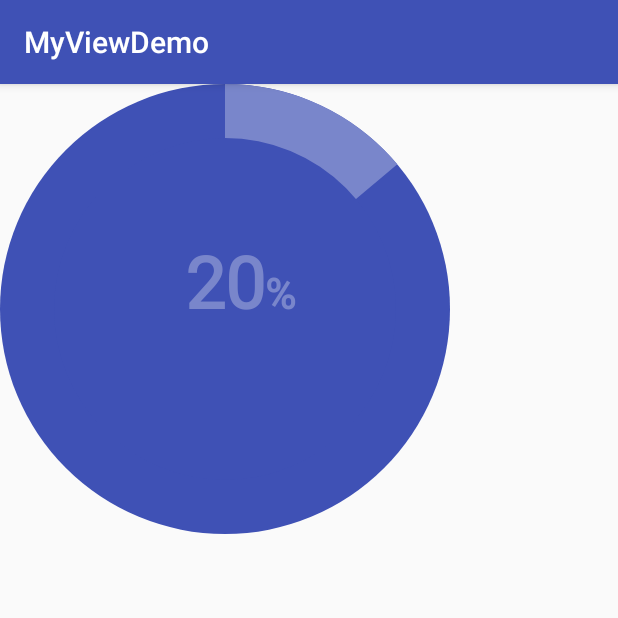
After one commit to benntqoo/WCY-View, an Android app: the CircleDashBoardActivity screen opened directly, with no data from a screen before it, on a phone screen of 412 x 824 dp, the top half of it. The commit adds this screen. Run offline under Robolectric (Android 15) with nearby library versions, the phone set to English and light mode, and no system bars.

```diff
--- a/app/src/main/AndroidManifest.xml
+++ b/app/src/main/AndroidManifest.xml
@@ -17,6 +17,8 @@
         </activity>
         <activity android:name=".Activity.DashboardActivity">
         </activity>
+        <activity android:name=".Activity.CircleDashBoardActivity">
+        </activity>
     </application>
 
 </manifest>
--- /dev/null
+++ b/app/src/main/java/com/jrtou/myviewdemo/myviewdemo/Activity/CircleDashBoardActivity.java
@@ -0,0 +1,15 @@
+package com.jrtou.myviewdemo.myviewdemo.Activity;
+
+import android.os.Bundle;
+import android.support.v7.app.AppCompatActivity;
+
+import com.jrtou.myviewdemo.myviewdemo.R;
+
+public class CircleDashBoardActivity extends AppCompatActivity {
+
+    @Override
+    protected void onCreate(Bundle savedInstanceState) {
+        super.onCreate(savedInstanceState);
+        setContentView(R.layout.activity_circle_dash_board);
+    }
+}
--- a/app/src/main/java/com/jrtou/myviewdemo/myviewdemo/Activity/DashboardActivity.java
+++ b/app/src/main/java/com/jrtou/myviewdemo/myviewdemo/Activity/DashboardActivity.java
@@ -7,7 +7,7 @@ import android.widget.SeekBar;
 import android.widget.Switch;
 
 import com.jrtou.myviewdemo.myviewdemo.R;
-import com.jrtou.myviewdemo.myviewdemo.view.DashboardView;
+import com.jrtou.myviewdemo.wcylibrary.View.Dashboard;
 
 public class DashboardActivity extends AppCompatActivity {
 
@@ -16,7 +16,7 @@ public class DashboardActivity extends AppCompatActivity {
         super.onCreate(savedInstanceState);
         setContentView(R.layout.activity_dashboard);
 
-        final DashboardView mD = (DashboardView) findViewById(R.id.dashboardView);
+        final Dashboard mD = (Dashboard) findViewById(R.id.dashboardView);
         SeekBar mSeekBar = (SeekBar) findViewById(R.id.sss);
         mSeekBar.setOnSeekBarChangeListener(new SeekBar.OnSeekBarChangeListener() {
             @Override
--- a/app/src/main/java/com/jrtou/myviewdemo/myviewdemo/MainActivity.java
+++ b/app/src/main/java/com/jrtou/myviewdemo/myviewdemo/MainActivity.java
@@ -8,6 +8,7 @@ import android.widget.AdapterView;
 import android.widget.ArrayAdapter;
 import android.widget.ListView;
 
+import com.jrtou.myviewdemo.myviewdemo.Activity.CircleDashBoardActivity;
 import com.jrtou.myviewdemo.myviewdemo.Activity.DashboardActivity;
 
 public class MainActivity extends AppCompatActivity {
@@ -32,12 +33,15 @@ public class MainActivity extends AppCompatActivity {
                 switch (position) {
                     case 0:
                         intent.setClass(MainActivity.this, DashboardActivity.class);
+                        break;
+                    case 1:
+                        intent.setClass(MainActivity.this, CircleDashBoardActivity.class);
+                        break;
                 }
 
                 startActivity(intent);
             }
         });
-
     }
 
 
--- /dev/null
+++ b/app/src/main/res/layout/activity_circle_dash_board.xml
@@ -0,0 +1,14 @@
+<?xml version="1.0" encoding="utf-8"?>
+<RelativeLayout
+    android:id="@+id/activity_circle_dash_board"
+    xmlns:android="http://schemas.android.com/apk/res/android"
+    xmlns:tools="http://schemas.android.com/tools"
+    android:layout_width="match_parent"
+    android:layout_height="match_parent"
+    tools:context="com.jrtou.myviewdemo.myviewdemo.Activity.CircleDashBoardActivity">
+
+
+    <com.jrtou.myviewdemo.wcylibrary.View.CircleDashboard
+        android:layout_width="300dp"
+        android:layout_height="300dp"/>
+</RelativeLayout>
--- a/app/src/main/res/layout/activity_dashboard.xml
+++ b/app/src/main/res/layout/activity_dashboard.xml
@@ -28,13 +28,14 @@
         android:layout_alignParentStart="true"
         android:layout_marginBottom="54dp"/>
 
-    <com.jrtou.myviewdemo.wcylibrary.View.DashboardView
+    <com.jrtou.myviewdemo.wcylibrary.View.Dashboard
         android:id="@+id/dashboardView"
         android:layout_width="200dp"
         android:layout_height="200dp"
         android:layout_alignParentTop="true"
         android:layout_alignParentLeft="true"
-        android:layout_alignParentStart="true"/>
+        android:layout_alignParentStart="true"
+        wcy:percent="50"/>
 
 
 </RelativeLayout>
--- a/app/src/main/res/values/attrs.xml
+++ b/app/src/main/res/values/attrs.xml
@@ -1,6 +1,6 @@
 <?xml version="1.0" encoding="utf-8"?>
 <resources>
-    <declare-styleable name="DashboardView">
+    <declare-styleable name="Dashboard">
         <attr name="outSideColor" format="color"/>
         <attr name="outSideStokeWidth" format="dimension"/>
         <attr name="progressColor" format="color"/>
--- a/app/src/main/res/values/strings.xml
+++ b/app/src/main/res/values/strings.xml
@@ -3,6 +3,6 @@
 
     <string-array name="root">
         <item>Dashboard</item>
-
+        <item>CircleDashBoard</item>
     </string-array>
 </resources>
--- /dev/null
+++ b/wcylibrary/src/main/java/com/jrtou/myviewdemo/wcylibrary/View/CircleDashboard.java
@@ -0,0 +1,145 @@
+package com.jrtou.myviewdemo.wcylibrary.View;
+
+import android.content.Context;
+import android.content.res.TypedArray;
+import android.graphics.Canvas;
+import android.graphics.Paint;
+import android.graphics.RectF;
+import android.util.AttributeSet;
+import android.view.View;
+
+import com.jrtou.myviewdemo.wcylibrary.R;
+import com.jrtou.myviewdemo.wcylibrary.Tool.PxUtils;
+
+/**
+ * Created by Jrtou on 2017/1/7.
+ * 圓形儀表板
+ * 圖形大小皆 int 轉換 DP
+ * 文字大小皆 int 轉換 SP
+ */
+
+
+public class CircleDashboard extends View {
+    private static final String TAG = "CircleDashboard";
+
+    private Paint mPaint = new Paint();
+    private RectF mRectF = new RectF();
+
+    private static final int DEFAULT_VALUE = 100;
+    private int viewWidth;
+    private int viewHeight;
+
+    private int radius;
+    private int circleColor;
+    private int percentColor;
+    private int percentWidth;
+    private static final int a = 12;
+    private int b;
+    private int percent;
+
+    private static final int textSize = 16;
+    private float textSizeReault;
+
+    public CircleDashboard(Context context) {
+        this(context, null);
+    }
+
+    public CircleDashboard(Context context, AttributeSet attrs) {
+        this(context, attrs, 0);
+    }
+
+    public CircleDashboard(Context context, AttributeSet attrs, int defStyleAttr) {
+        super(context, attrs, defStyleAttr);
+
+        TypedArray mTypeArray = context.obtainStyledAttributes(attrs, R.styleable.CircleDashboard, defStyleAttr, 0);
+
+        circleColor = mTypeArray.getColor(R.styleable.CircleDashboard_circleColor, getResources().getColor(R.color
+                .indigo500));
+
+        percentColor = mTypeArray.getColor(R.styleable.CircleDashboard_percentColor, getResources().getColor(R.color
+                .indigo300));
+
+        percentWidth = mTypeArray.getDimensionPixelSize(R.styleable.CircleDashboard_percentWidth, PxUtils.dpToPx(12,
+                context));
+        mTypeArray.recycle();
+    }
+
+
+    @Override
+    protected void onMeasure(int widthMeasureSpec, int heightMeasureSpec) {
+        int width = MeasureSpec.getSize(widthMeasureSpec);
+        int widthMode = MeasureSpec.getMode(widthMeasureSpec);
+
+        int height = MeasureSpec.getSize(heightMeasureSpec);
+        int heightMode = MeasureSpec.getMode(heightMeasureSpec);
+
+        int min = PxUtils.dpToPx(DEFAULT_VALUE, getContext());
+
+        switch (widthMode) {
+            case MeasureSpec.EXACTLY:
+                if (width < min) {
+                    viewWidth = min;
+                } else {
+                    viewWidth = width;
+                }
+                break;
+            case MeasureSpec.AT_MOST:
+                viewWidth = min;
+                break;
+        }
+
+        switch (heightMode) {
+            case MeasureSpec.EXACTLY:
+                if (height < min) {
+                    viewHeight = min;
+                } else {
+                    viewHeight = height;
+                }
+
+                break;
+            case MeasureSpec.AT_MOST:
+                viewHeight = min;
+                break;
+        }
+
+        radius = viewWidth > viewHeight ? viewHeight : viewWidth;
+        textSizeReault = PxUtils.spToPx(textSize, getContext()) * radius / PxUtils.dpToPx(DEFAULT_VALUE, getContext());
+        b = PxUtils.dpToPx(a, getContext()) * radius / PxUtils.dpToPx(DEFAULT_VALUE, getContext());
+        setMeasuredDimension(viewWidth, viewHeight);
+    }
+
+    @Override
+    protected void onDraw(Canvas canvas) {
+
+        mPaint.setAntiAlias(true);
+        mPaint.setColor(circleColor);
+        mPaint.setStyle(Paint.Style.FILL);
+        //outside circle
+        canvas.drawCircle(radius / 2, radius / 2, radius / 2, mPaint);
+
+        //percent
+        mPaint.setColor(percentColor);
+        mRectF.set(0, 0, radius, radius);
+        canvas.drawArc(mRectF, 270, 50, true, mPaint);
+
+        //inside circle
+        mPaint.setColor(circleColor);
+        canvas.drawCircle(radius / 2, radius / 2, radius / 2 - b, mPaint);
+        //TODO 文字等比例放大未完成
+        //Text
+        mPaint.setColor(percentColor);
+        mPaint.setTextSize(textSizeReault);
+        float textLength = mPaint.measureText("2");
+        canvas.drawText("20", radius / 2-textLength, radius / 2, mPaint);
+
+        mPaint.setTextSize(textSizeReault - PxUtils.spToPx(20,getContext()));
+        mPaint.setFakeBoldText(true);
+
+        canvas.drawText("%", radius / 2  +textLength, radius / 2, mPaint);
+    }
+
+    private void setPercent(int percent) {
+        this.percent = percent;
+        invalidate();
+    }
+}
```
Also changed, not shown: wcylibrary/src/main/java/com/jrtou/myviewdemo/wcylibrary/View/Dashboard.java (renamed from wcylibrary/src/main/java/com/jrtou/myviewdemo/wcylibrary/View/DashboardView.java, +14 -14 lines), wcylibrary/src/main/res/values/attrs.xml (+8 -1 lines), wcylibrary/src/main/res/values/colors.xml (added, +151 -0 lines).
